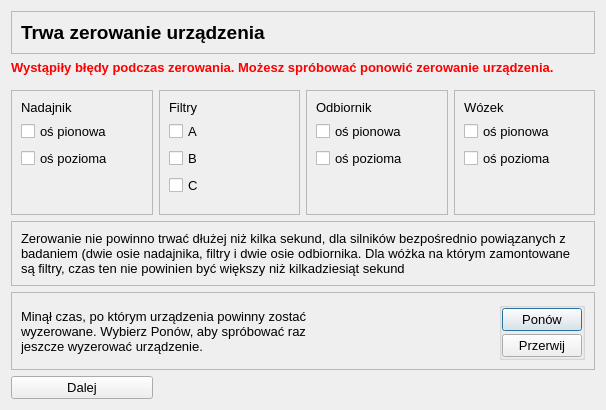
First picture: the form in CzujkiLinioweApp/oknozerowanieurzadzenia.ui, repository wiacekmarcin/CzujkiLiniowe, before the edit.
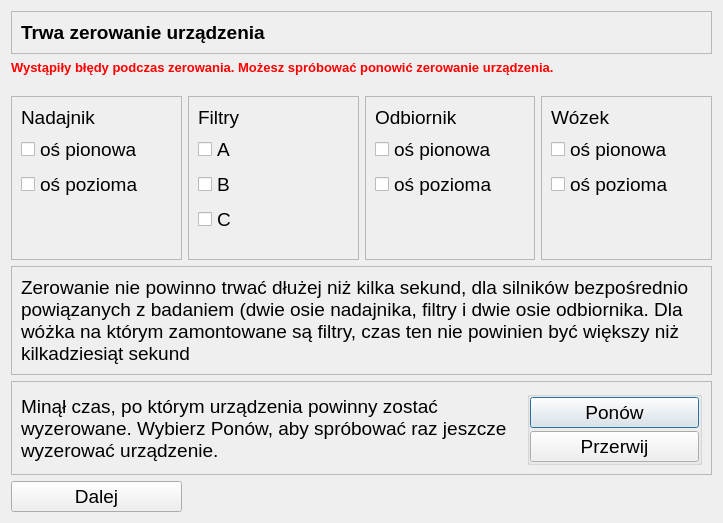
Second picture: the form after the edit.

The edit to the form file:
```diff
--- a/CzujkiLinioweApp/oknozerowanieurzadzenia.ui
+++ b/CzujkiLinioweApp/oknozerowanieurzadzenia.ui
@@ -6,8 +6,8 @@
    <rect>
     <x>0</x>
     <y>0</y>
-    <width>606</width>
-    <height>410</height>
+    <width>723</width>
+    <height>523</height>
    </rect>
   </property>
   <property name="minimumSize">
@@ -25,7 +25,7 @@
   <property name="font">
    <font>
     <family>Arial</family>
-    <pointsize>10</pointsize>
+    <pointsize>14</pointsize>
    </font>
   </property>
   <property name="windowTitle">
@@ -51,21 +51,14 @@
         </property>
        </widget>
       </item>
-      <item>
-       <spacer name="horizontalSpacer">
-        <property name="orientation">
-         <enum>Qt::Horizontal</enum>
-        </property>
-        <property name="sizeHint" stdset="0">
-         <size>
-          <width>40</width>
-          <height>20</height>
-         </size>
-        </property>
-       </spacer>
-      </item>
       <item>
        <widget class="QGroupBox" name="groupBox">
+        <property name="maximumSize">
+         <size>
+          <width>175</width>
+          <height>16777215</height>
+         </size>
+        </property>
         <property name="title">
          <string/>
         </property>
@@ -90,6 +83,12 @@
          </property>
          <item>
           <widget class="QPushButton" name="pbAgain">
+           <property name="maximumSize">
+            <size>
+             <width>200</width>
+             <height>16777215</height>
+            </size>
+           </property>
            <property name="text">
             <string>Ponów</string>
            </property>
@@ -97,6 +96,12 @@
          </item>
          <item>
           <widget class="QPushButton" name="pbBreak">
+           <property name="maximumSize">
+            <size>
+             <width>200</width>
+             <height>16777215</height>
+            </size>
+           </property>
            <property name="text">
             <string>Przerwij</string>
            </property>
@@ -134,6 +139,7 @@
     <widget class="QLabel" name="error">
      <property name="font">
       <font>
+       <family>Arial</family>
        <pointsize>10</pointsize>
        <bold>true</bold>
       </font>
@@ -378,6 +384,12 @@
    </item>
    <item row="6" column="0">
     <widget class="QPushButton" name="pbDalej">
+     <property name="font">
+      <font>
+       <family>Arial</family>
+       <pointsize>14</pointsize>
+      </font>
+     </property>
      <property name="styleSheet">
       <string notr="true">display:none</string>
      </property>
```
